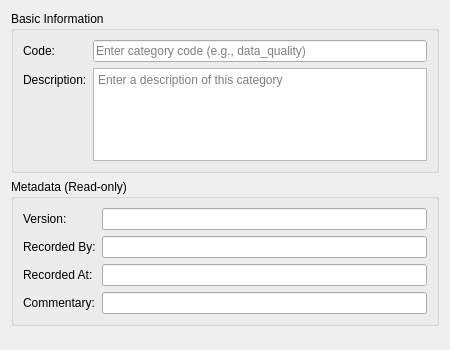
Before: the Qt Designer form projects/ores.qt/ui/ChangeReasonCategoryDetailDialog.ui in OreStudio/OreStudio, drawn with Qt 5.
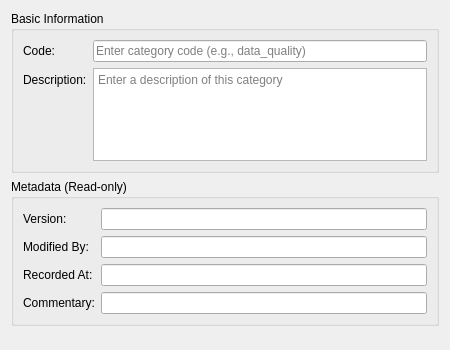
After: the same form once the commit is applied.

Commit message: [protocol] Fix audit trail metadata: rename recorded_by, remove from wire format

```diff
--- a/projects/ores.qt/ui/ChangeReasonCategoryDetailDialog.ui
+++ b/projects/ores.qt/ui/ChangeReasonCategoryDetailDialog.ui
@@ -98,7 +98,7 @@
       <item row="1" column="0">
        <widget class="QLabel" name="labelRecordedBy">
         <property name="text">
-         <string>Recorded By:</string>
+         <string>Modified By:</string>
         </property>
        </widget>
       </item>
```
Left out of the diff: 4 changed lines with no effect on the pictures. The commit also changes 473 other files.
